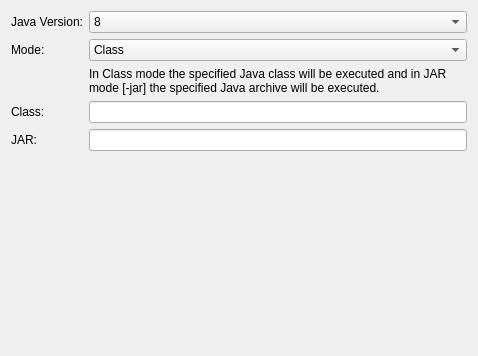
Above: src/brickv/plugin_system/plugins/red/ui/new_program_java.ui from Tinkerforge/brickv before the change. Below: the same form after it.
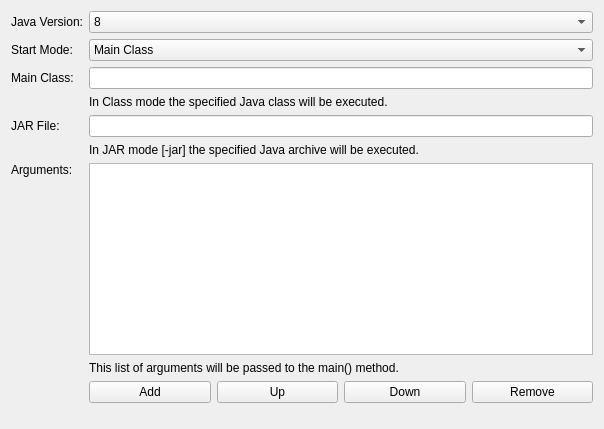
That is the form after the change.

Commit message:
red-brick: Add Stdio and Schedule pages to New Program wizard
Als change the way combo box items are handled, work with indices
instead of strings.

The edit to the form file:
```diff
--- a/src/brickv/plugin_system/plugins/red/ui/new_program_java.ui
+++ b/src/brickv/plugin_system/plugins/red/ui/new_program_java.ui
@@ -6,8 +6,8 @@
    <rect>
     <x>0</x>
     <y>0</y>
-    <width>478</width>
-    <height>356</height>
+    <width>604</width>
+    <height>429</height>
    </rect>
   </property>
   <property name="windowTitle">
@@ -23,7 +23,7 @@
        </property>
       </widget>
      </item>
-     <item row="0" column="1">
+     <item row="0" column="1" colspan="4">
       <widget class="QComboBox" name="combo_version">
        <property name="sizePolicy">
         <sizepolicy hsizetype="Preferred" vsizetype="Fixed">
@@ -38,24 +38,24 @@
        </item>
       </widget>
      </item>
-     <item row="3" column="0">
-      <widget class="QLabel" name="label_class">
+     <item row="2" column="0">
+      <widget class="QLabel" name="label_main_class">
        <property name="text">
-        <string>Class:</string>
+        <string>Main Class:</string>
        </property>
       </widget>
      </item>
-     <item row="3" column="1">
-      <widget class="QLineEdit" name="edit_class"/>
+     <item row="2" column="1" colspan="4">
+      <widget class="QLineEdit" name="edit_main_class"/>
      </item>
-     <item row="4" column="1">
-      <widget class="QLineEdit" name="edit_jar"/>
+     <item row="4" column="1" colspan="4">
+      <widget class="QLineEdit" name="edit_jar_file"/>
      </item>
-     <item row="1" column="1">
-      <widget class="QComboBox" name="combo_mode">
+     <item row="1" column="1" colspan="4">
+      <widget class="QComboBox" name="combo_start_mode">
        <item>
         <property name="text">
-         <string>Class</string>
+         <string>Main Class</string>
         </property>
        </item>
        <item>
@@ -68,27 +68,88 @@
      <item row="1" column="0">
       <widget class="QLabel" name="label_3">
        <property name="text">
-        <string>Mode:</string>
+        <string>Start Mode:</string>
        </property>
       </widget>
      </item>
      <item row="4" column="0">
       <widget class="QLabel" name="label_jar">
        <property name="text">
-        <string>JAR:</string>
+        <string>JAR File:</string>
        </property>
       </widget>
      </item>
-     <item row="2" column="1">
-      <widget class="QLabel" name="label_6">
+     <item row="5" column="1" colspan="4">
+      <widget class="QLabel" name="label_jar_file_help">
        <property name="text">
-        <string>In Class mode the specified Java class will be executed and in JAR mode [-jar] the specified Java archive will be executed.</string>
+        <string>In JAR mode [-jar] the specified Java archive will be executed.</string>
        </property>
        <property name="wordWrap">
         <bool>true</bool>
        </property>
       </widget>
      </item>
+     <item row="3" column="1" colspan="4">
+      <widget class="QLabel" name="label_main_class_help">
+       <property name="text">
+        <string>In Class mode the specified Java class will be executed.</string>
+       </property>
+       <property name="wordWrap">
+        <bool>true</bool>
+       </property>
+      </widget>
+     </item>
+     <item row="6" column="1" colspan="4">
+      <widget class="QListWidget" name="list_arguments"/>
+     </item>
+     <item row="6" column="0">
+      <widget class="QLabel" name="label_2">
+       <property name="text">
+        <string>Arguments:</string>
+       </property>
+       <property name="alignment">
+        <set>Qt::AlignLeading|Qt::AlignLeft|Qt::AlignTop</set>
+       </property>
+      </widget>
+     </item>
+     <item row="8" column="1">
+      <widget class="QPushButton" name="button_add_argument">
+       <property name="text">
+        <string>Add</string>
+       </property>
+      </widget>
+     </item>
+     <item row="8" column="4">
+      <widget class="QPushButton" name="button_remove_argument">
+       <property name="text">
+        <string>Remove</string>
+       </property>
+      </widget>
+     </item>
+     <item row="7" column="1" colspan="4">
+      <widget class="QLabel" name="label_4">
+       <property name="text">
+        <string>This list of arguments will be passed to the main() method.</string>
+       </property>
+       <property name="wordWrap">
+        <bool>true</bool>
+       </property>
+      </widget>
+     </item>
+     <item row="8" column="3">
+      <widget class="QPushButton" name="button_down_argument">
+       <property name="text">
+        <string>Down</string>
+       </property>
+      </widget>
+     </item>
+     <item row="8" column="2">
+      <widget class="QPushButton" name="button_up_argument">
+       <property name="text">
+        <string>Up</string>
+       </property>
+      </widget>
+     </item>
     </layout>
    </item>
    <item>
```
Left out of the diff: 4 changed lines with no effect on the pictures. The commit also changes 15 other files.
